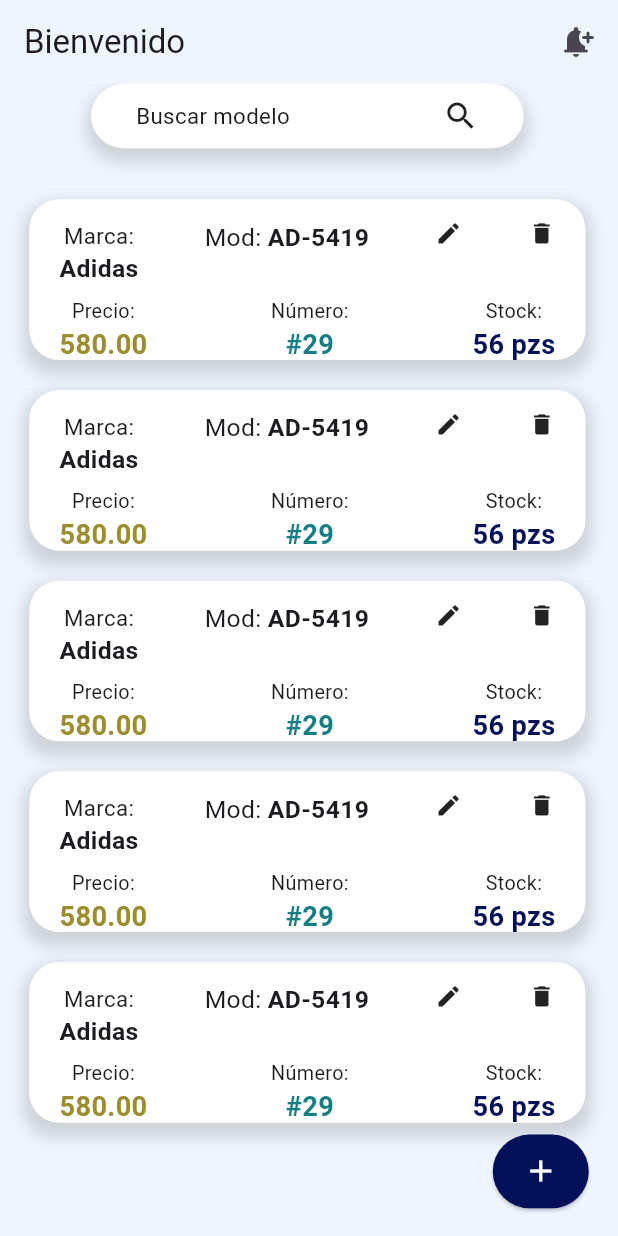
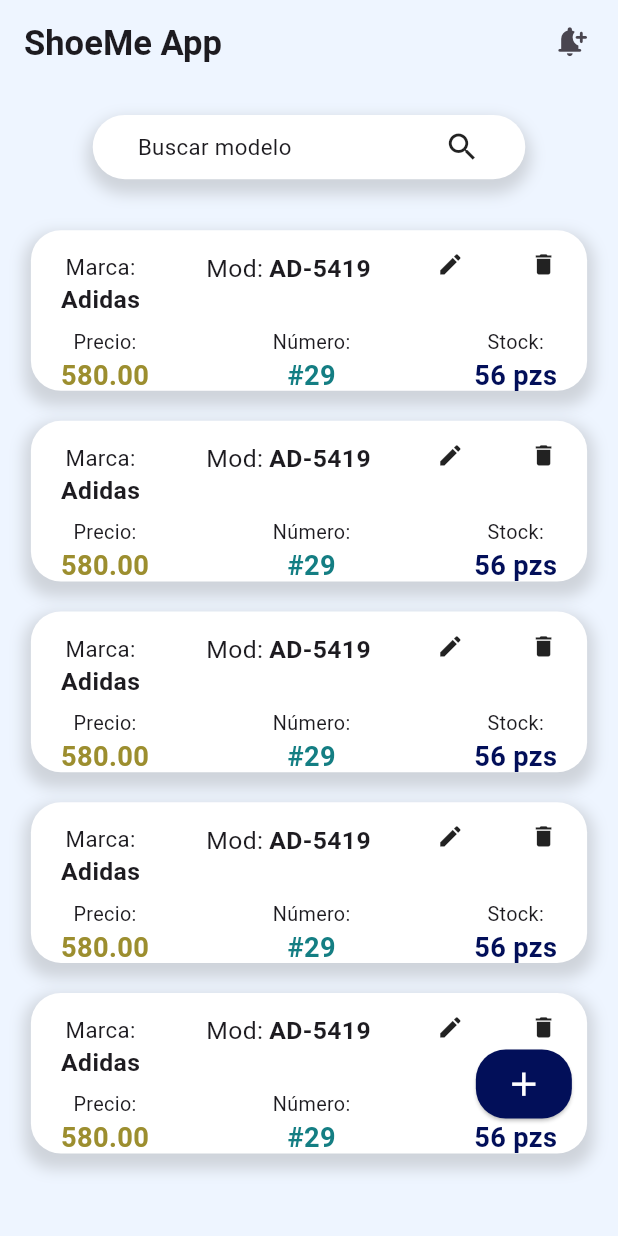
Before and after one commit to MarCarrera/shoeme-prueba, a Flutter app: the screen it shows after launch, on a phone screen of 412 x 824 dp. Run offline on Flutter 3.47's test engine with Material 3 defaults, Android fonts, the phone set to English and light mode, and no system bars; missing offline and left inert: cool_dropdown, textfield_search.

Commit message:
responsividad agregada

```diff
--- a/lib/main.dart
+++ b/lib/main.dart
@@ -11,17 +11,29 @@
 
   @override
   Widget build(BuildContext context) {
+    final screenHeight = MediaQuery.of(context).size.height;
+    final screenWidth = MediaQuery.of(context).size.width;
+    double fontSize = screenHeight * 0.02;
+    double paddingSize = screenWidth * 0.05;
+
     return MaterialApp(
       debugShowCheckedModeBanner: false,
       home: Scaffold(
           backgroundColor: TColors.backgrondColor,
           appBar: AppBar(
             backgroundColor: TColors.backgrondColor,
-            title: const Text('Bienvenido'),
+            title: Text(
+              'ShoeMe App',
+              style: TextStyle(
+                  fontSize: fontSize * 1.4, fontWeight: FontWeight.w700),
+            ),
             actions: [
               Padding(
-                padding: const EdgeInsets.symmetric(horizontal: 16.0),
-                child: Icon(Icons.notification_add_rounded),
+                padding: EdgeInsets.symmetric(horizontal: paddingSize),
+                child: Icon(
+                  Icons.notification_add_rounded,
+                  size: fontSize * 1.4,
+                ),
               )
             ],
           ),
--- /dev/null
+++ b/lib/views/Home/components/add_button.dart
@@ -0,0 +1,58 @@
+import 'package:flutter/material.dart';
+
+import '../../../utils/constans.dart';
+
+class AddButton extends StatefulWidget {
+  const AddButton({
+    super.key,
+  });
+
+  @override
+  State<AddButton> createState() => _AddButtonState();
+}
+
+class _AddButtonState extends State<AddButton> {
+  @override
+  Widget build(BuildContext context) {
+    final screenHeight = MediaQuery.of(context).size.height;
+    final screenWidth = MediaQuery.of(context).size.width;
+    double fontSize = screenHeight * 0.02;
+    double paddingSize = screenWidth * 0.05;
+
+    return Positioned(
+      top: screenHeight * 0.78,
+      left: screenWidth * 0.72,
+      child: Padding(
+        padding: EdgeInsets.only(left: 0, top: 0),
+        child: ElevatedButton(
+          onPressed: () {
+            // Navigator.of(context).push(
+            //   MaterialPageRoute(
+            //     builder: (context) {
+            //       return const AddScreen();
+            //     },
+            //   ),
+            // );
+          },
+          style: ElevatedButton.styleFrom(
+            foregroundColor: Colors.white,
+            backgroundColor: TColors.blueColor,
+            padding: const EdgeInsets.symmetric(vertical: 9),
+            shape: RoundedRectangleBorder(
+              borderRadius: BorderRadius.circular(20),
+            ),
+          ),
+          child: Container(
+            height: screenHeight * 0.034,
+            child: Center(
+              child: Icon(
+                Icons.add,
+                size: fontSize * 1.6,
+              ),
+            ),
+          ),
+        ),
+      ),
+    );
+  }
+}
--- a/lib/views/Home/components/search_input.dart
+++ b/lib/views/Home/components/search_input.dart
@@ -4,7 +4,6 @@
   const SearchInput({
     super.key,
   });
-
 
   @override
   State<SearchInput> createState() => _SearchInputState();
@@ -16,8 +15,11 @@
     final screenHeight = MediaQuery.of(context).size.height;
     final screenWidth = MediaQuery.of(context).size.width;
     double fontSize = screenHeight * 0.02;
+    double paddingSize = screenWidth * 0.05;
 
-    return Container(
+    return Padding(
+      padding: EdgeInsets.only(top: paddingSize),
+      child: Container(
         height: screenHeight * 0.052, //125,
         width: screenWidth * 0.7,
         decoration: BoxDecoration(
@@ -43,6 +45,7 @@
             ],
           ),
         ),
+      ),
     );
   }
 }
--- a/lib/views/Home/home_page.dart
+++ b/lib/views/Home/home_page.dart
@@ -2,6 +2,7 @@
 import 'package:cool_dropdown/models/cool_dropdown_item.dart';
 import 'package:flutter/material.dart';
 import 'package:shoeme_app/utils/constans.dart';
+import 'components/add_button.dart';
 import 'components/product_card.dart';
 import 'components/search_input.dart';
 
@@ -18,11 +19,6 @@
 class _HomePageState extends State<HomePage> {
   @override
   Widget build(BuildContext context) {
-    final screenHeight = MediaQuery.of(context).size.height;
-    final screenWidth = MediaQuery.of(context).size.width;
-    double fontSize = screenHeight * 0.02;
-    double paddingSize = screenWidth * 0.05;
-
     return Center(
       child: Stack(
         children: [
@@ -35,6 +31,7 @@
               SizedBox(
                 height: 24,
               ),
+
               const ProductCard(),
               const ProductCard(),
               const ProductCard(),
@@ -44,44 +41,7 @@
               //Boton agregar calzado
             ],
           ),
-          Positioned(
-            child: Padding(
-              padding: EdgeInsets.only(
-                  left: paddingSize * 15, top: paddingSize * 34),
-              child: ElevatedButton(
-                onPressed: () {
-                  // Navigator.of(context).push(
-                  //   MaterialPageRoute(
-                  //     builder: (context) {
-                  //       return const AddScreen();
-                  //     },
-                  //   ),
-                  // );
-                },
-                style: ElevatedButton.styleFrom(
-                  foregroundColor: Colors.white,
-                  backgroundColor: TColors.blueColor,
-                  padding: const EdgeInsets.all(6),
-                  shape: RoundedRectangleBorder(
-                    borderRadius: BorderRadius.circular(50),
-                  ),
-                ),
-                child: Container(
-                  width: screenWidth * 0.1,
-                  height: screenHeight * 0.045,
-                  decoration: BoxDecoration(
-                    borderRadius: BorderRadius.circular(25),
-                  ),
-                  child: const Center(
-                    child: Icon(
-                      Icons.add,
-                      size: 24,
-                    ),
-                  ),
-                ),
-              ),
-            ),
-          ),
+          AddButton(),
         ],
       ),
     );
```
Lines whose indentation alone changed are shown as unchanged.
